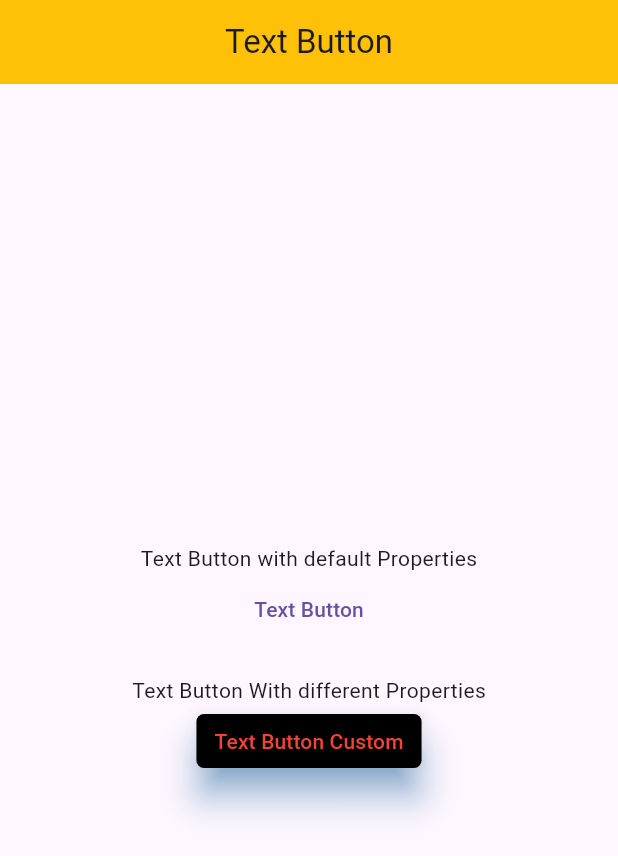
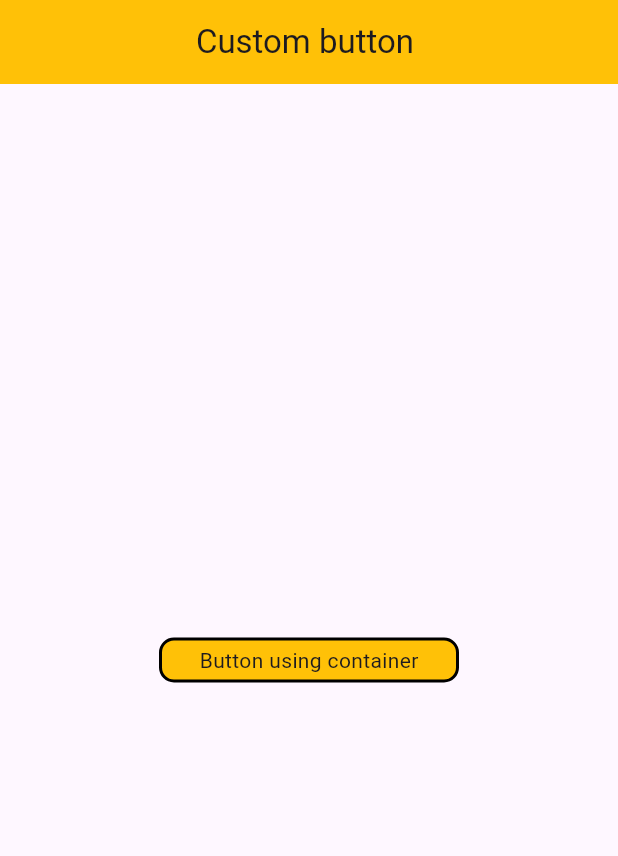
Before and after one commit to Ajkaushik9045/flutter_basics, a Flutter app: the screen it shows after launch, on a phone screen of 412 x 824 dp. Shown: the top 856 px of the screen. Run offline on Flutter 3.47's test engine with Material 3 defaults, Android fonts, the phone set to English and light mode, and no system bars; our stand-ins replace cached_network_image.

Commit message:
Custom Buton using Conatiner

```diff
--- /dev/null
+++ b/lib/Flutter_Widgets/Basic_Widgets/buttons_widgets/Custom Buttoms/custom_button_using_container.dart
@@ -0,0 +1,53 @@
+import 'package:flutter/material.dart';
+
+// In this Example we created a Button Shapped Conatiner and used Gesture Detector to handel the action when user tap on it
+class CustomButtonUsingContainer extends StatelessWidget {
+  const CustomButtonUsingContainer({super.key});
+
+  @override
+  Widget build(BuildContext context) {
+    return Scaffold(
+      appBar: AppBar(
+        // AppBar with a title and centered title text
+        title: const Text("Custom button "),
+        backgroundColor: Colors.amber,
+        centerTitle: true,
+      ),
+      body: Center(
+        // Center widget to center the child widget
+        child: GestureDetector(
+          // GestureDetector to detect tap events
+          onTap: () {
+            // Show a SnackBar when the button is tapped
+            ScaffoldMessenger.of(context).showSnackBar(
+              const SnackBar(
+                content: Text(
+                  "This is the button created using the Container and Gesturedetector",
+                ),
+              ),
+            );
+          },
+          child: Container(
+            // Container to style the button
+            height: 30, // Set the height of the button
+            width: 200, // Set the width of the button
+            alignment: Alignment.center, // Center the text within the button
+            decoration: BoxDecoration(
+              // BoxDecoration to add styling
+              color: Colors.amber, // Background color of the button
+              border: Border.all(
+                width: 2, // Border width
+                color: Colors.black, // Border color
+              ),
+              borderRadius: const BorderRadius.all(
+                Radius.circular(10), // Rounded corners with a radius of 10
+              ),
+            ),
+            // Text widget to display the button label
+            child: const Text("Button using container"),
+          ),
+        ),
+      ),
+    );
+  }
+}
--- a/lib/main.dart
+++ b/lib/main.dart
@@ -1,8 +1,9 @@
 // ignore_for_file: unused_import
 
 import 'package:flutter/material.dart';
-import 'package:flutter_basics/Flutter_Widgets/Basic_Widgets/buttons_widgets/elevated_button_widget.dart';
-import 'package:flutter_basics/Flutter_Widgets/Basic_Widgets/buttons_widgets/text_button_widget.dart';
+import 'package:flutter_basics/Flutter_Widgets/Basic_Widgets/buttons_widgets/Built-In%20Button%20Widgets/elevated_button_widget.dart';
+import 'package:flutter_basics/Flutter_Widgets/Basic_Widgets/buttons_widgets/Built-In%20Button%20Widgets/text_button_widget.dart';
+import 'package:flutter_basics/Flutter_Widgets/Basic_Widgets/buttons_widgets/Custom%20Buttoms/custom_button_using_container.dart';
 import 'package:flutter_basics/Flutter_Widgets/Basic_Widgets/icon_widget.dart';
 import 'package:flutter_basics/Flutter_Widgets/Basic_Widgets/image_widget.dart';
 import 'package:flutter_basics/Flutter_Widgets/Basic_Widgets/text_widget.dart';
@@ -20,7 +21,7 @@ class MyApp extends StatelessWidget {
   Widget build(BuildContext context) {
     return  const MaterialApp(
       debugShowCheckedModeBanner: false,
-      home: TextButtonWidget(),
+      home: CustomButtonUsingContainer(),
     );
   }
 }
```
Also changed, not shown: lib/Flutter_Widgets/Basic_Widgets/buttons_widgets/Built-In Button Widgets/elevated_button_widget.dart (renamed from lib/Flutter_Widgets/Basic_Widgets/buttons_widgets/elevated_button_widget.dart), lib/Flutter_Widgets/Basic_Widgets/buttons_widgets/Built-In Button Widgets/text_button_widget.dart (renamed from lib/Flutter_Widgets/Basic_Widgets/buttons_widgets/text_button_widget.dart).
